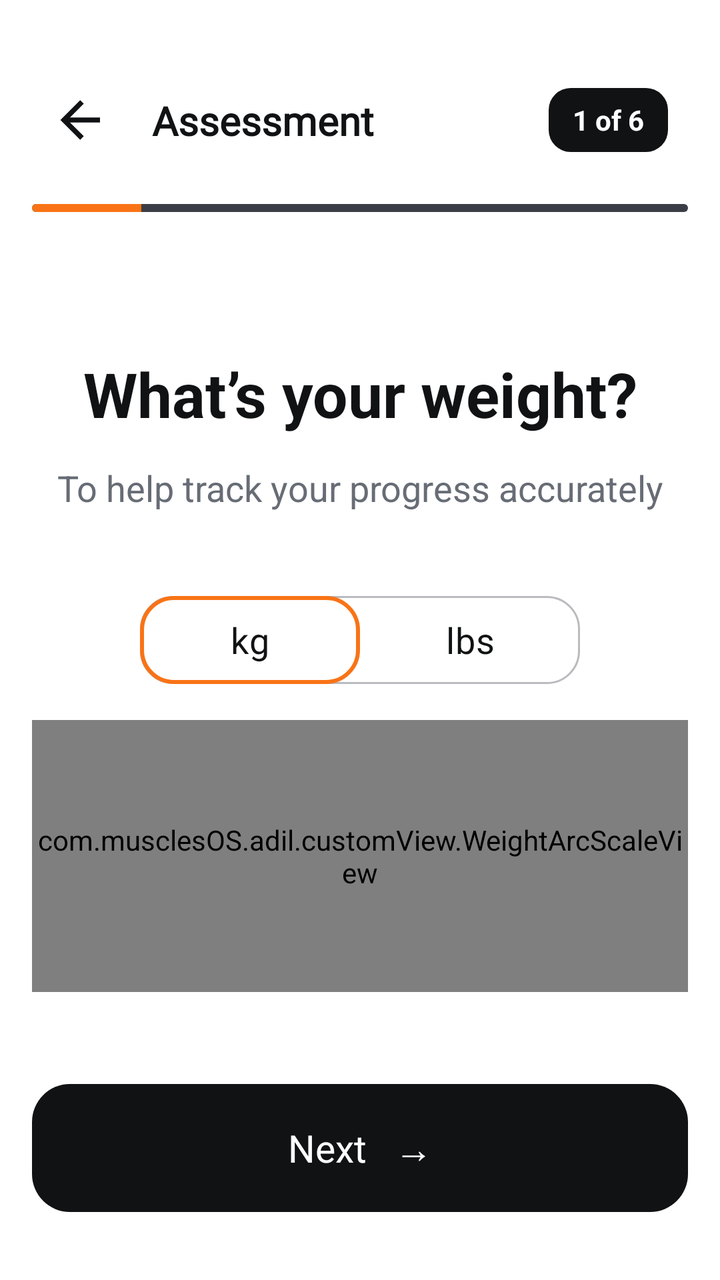
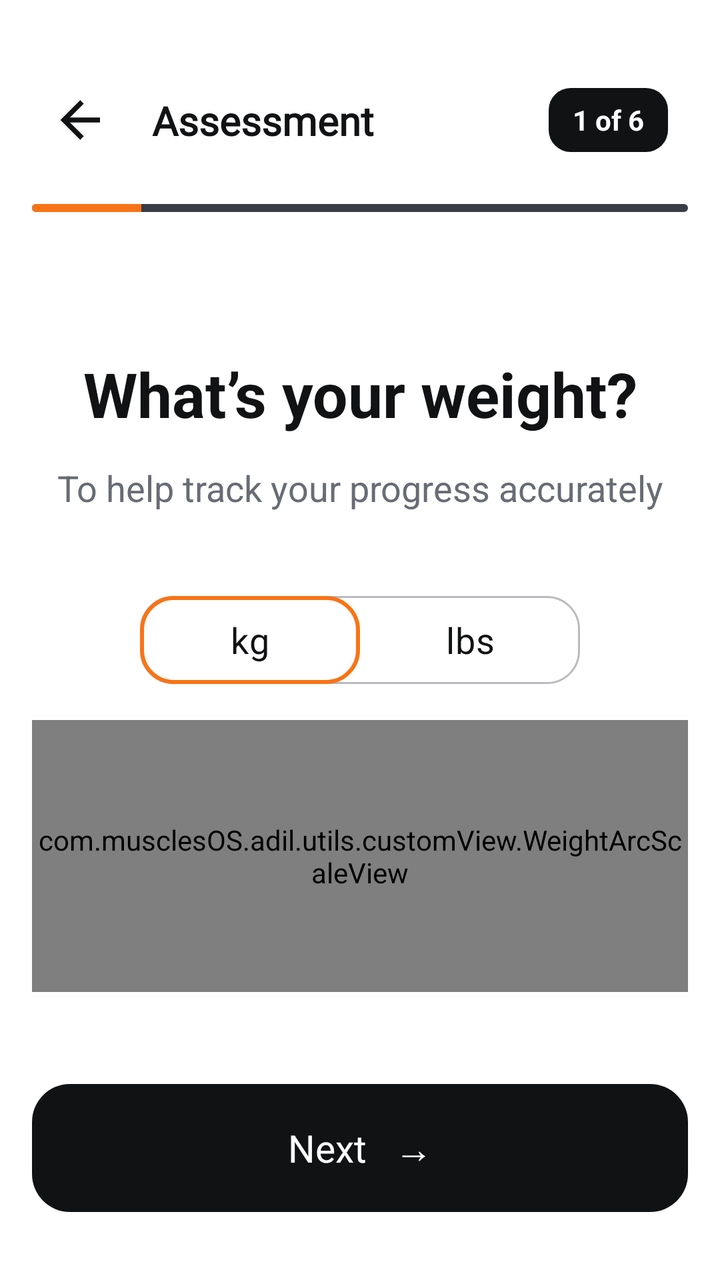

An Android layout rendered at two revisions. The XML below is the earlier revision; the diff shows what the commit changed to produce the second picture.
<!-- AndroidManifest.xml: application theme Theme.MuscleOS -->
<!-- res/layout/fragment_weight.xml -->
<?xml version="1.0" encoding="utf-8"?>
<androidx.constraintlayout.widget.ConstraintLayout xmlns:android="http://schemas.android.com/apk/res/android"
    xmlns:app="http://schemas.android.com/apk/res-auto"
    android:layout_width="match_parent"
    android:layout_height="match_parent"
    android:background="@color/bg_main"
    android:paddingHorizontal="16dp">

    <include
        android:id="@+id/header"
        layout="@layout/onboarding_measurement_header" />

    <TextView
        android:id="@+id/title"
        android:layout_width="0dp"
        android:layout_height="wrap_content"
        android:layout_marginTop="54dp"
        android:gravity="center"
        android:text="What’s your weight?"
        android:textColor="@color/text_main"
        android:textSize="31sp"
        android:textStyle="bold"
        app:layout_constraintEnd_toEndOf="parent"
        app:layout_constraintStart_toStartOf="parent"
        app:layout_constraintTop_toBottomOf="@id/header" />

    <TextView
        android:id="@+id/subtitle"
        android:layout_width="wrap_content"
        android:layout_height="wrap_content"
        android:layout_marginTop="14dp"
        android:text="To help track your progress accurately"
        android:textColor="@color/text_hint"
        android:textSize="18sp"
        app:layout_constraintEnd_toEndOf="parent"
        app:layout_constraintStart_toStartOf="parent"
        app:layout_constraintTop_toBottomOf="@id/title" />

    <RadioGroup
        android:id="@+id/unitGroup"
        android:layout_width="220dp"
        android:layout_height="44dp"
        android:layout_marginTop="42dp"
        android:background="@drawable/bg_measurement_toggle"
        android:orientation="horizontal"
        app:layout_constraintEnd_toEndOf="parent"
        app:layout_constraintStart_toStartOf="parent"
        app:layout_constraintTop_toBottomOf="@id/subtitle">

        <RadioButton
            android:id="@+id/kg"
            android:layout_width="0dp"
            android:layout_height="match_parent"
            android:layout_weight="1"
            android:background="@drawable/bg_measurement_toggle_selected"
            android:button="@null"
            android:checked="true"
            android:gravity="center"
            android:text="kg"
            android:textColor="@color/text_main"
            android:textSize="18sp" />

        <RadioButton
            android:id="@+id/lbs"
            android:layout_width="0dp"
            android:layout_height="match_parent"
            android:layout_weight="1"
            android:background="@android:color/transparent"
            android:button="@null"
            android:gravity="center"
            android:text="lbs"
            android:textColor="@color/text_main"
            android:textSize="18sp" />
    </RadioGroup>

    <TextView
        android:id="@+id/weightValue"
        android:layout_width="1dp"
        android:layout_height="1dp"
        android:visibility="gone" />

    <com.musclesOS.adil.customView.WeightArcScaleView
        android:id="@+id/weightScale"
        android:layout_width="0dp"
        android:layout_height="0dp"
        android:layout_marginTop="18dp"
        android:layout_marginBottom="46dp"
        app:layout_constraintBottom_toTopOf="@id/button3"
        app:layout_constraintEnd_toEndOf="parent"
        app:layout_constraintStart_toStartOf="parent"
        app:layout_constraintTop_toBottomOf="@id/unitGroup" />

    <TextView
        android:id="@+id/hint"
        android:layout_width="1dp"
        android:layout_height="1dp"
        android:visibility="gone" />

    <TextView
        android:id="@+id/button3"
        android:layout_width="0dp"
        android:layout_height="64dp"
        android:layout_marginBottom="34dp"
        android:background="@drawable/bg_onboarding_button"
        android:gravity="center"
        android:text="Next   →"
        android:textColor="@color/btn_text"
        android:textSize="19sp"
        app:layout_constraintBottom_toBottomOf="parent"
        app:layout_constraintEnd_toEndOf="parent"
        app:layout_constraintStart_toStartOf="parent" />
</androidx.constraintlayout.widget.ConstraintLayout>
<!-- res/layout/onboarding_measurement_header.xml (included above) -->
<?xml version="1.0" encoding="utf-8"?>
<androidx.constraintlayout.widget.ConstraintLayout xmlns:android="http://schemas.android.com/apk/res/android"
    xmlns:app="http://schemas.android.com/apk/res-auto"
    android:layout_width="match_parent"
    android:layout_height="wrap_content"
    android:paddingBottom="16dp">

    <ImageButton
        android:id="@+id/backButton"
        android:layout_width="48dp"
        android:layout_height="48dp"
        android:layout_marginTop="36dp"
        android:background="@android:color/transparent"
        android:contentDescription="Back"
        android:padding="10dp"
        android:rotation="180"
        android:src="@drawable/ic_arrow_right"
        app:layout_constraintStart_toStartOf="parent"
        app:layout_constraintTop_toTopOf="parent"
        app:tint="@color/text_main" />

    <TextView
        android:id="@+id/assessmentTitle"
        android:layout_width="wrap_content"
        android:layout_height="wrap_content"
        android:layout_marginStart="12dp"
        android:fontFamily="@font/work_sans"
        android:text="Assessment"
        android:textColor="@color/text_main"
        android:textSize="20sp"
        android:textStyle="bold"
        app:layout_constraintBottom_toBottomOf="@id/backButton"
        app:layout_constraintStart_toEndOf="@id/backButton"
        app:layout_constraintTop_toTopOf="@id/backButton" />


    <TextView
        android:id="@+id/progressTag"
        android:layout_width="wrap_content"
        android:layout_height="32dp"
        android:background="@drawable/bg_onboarding_tag"
        android:gravity="center"
        android:paddingHorizontal="12dp"
        android:text="1 of 6"
        android:layout_marginEnd="10dp"
        android:textColor="@color/tag_text"
        android:textSize="14sp"
        android:textStyle="bold"
        app:layout_constraintBottom_toBottomOf="@id/backButton"
        app:layout_constraintEnd_toEndOf="parent"
        app:layout_constraintTop_toTopOf="@id/backButton" />

    
    <ProgressBar
        android:id="@+id/progressBar"
        style="@android:style/Widget.ProgressBar.Horizontal"
        android:layout_width="0dp"
        android:layout_height="4dp"
        android:layout_marginTop="18dp"
        android:max="600"
        android:progress="100"
        android:progressDrawable="@drawable/bg_onboarding_progress"
        app:layout_constraintEnd_toEndOf="parent"
        app:layout_constraintStart_toStartOf="parent"
        app:layout_constraintTop_toBottomOf="@id/backButton" />

</androidx.constraintlayout.widget.ConstraintLayout>
<!-- resources referenced by this layout -->
<resources>
  <color name="bg_main">#FFFFFF</color>
  <color name="btn_text">#FFFFFF</color>
  <color name="tag_text">#FFFFFF</color>
  <color name="text_hint">#676C75</color>
  <color name="text_main">#111214</color>
  <!-- drawable bg_measurement_toggle (drawable) -->
  <?xml version="1.0" encoding="utf-8"?>
  <shape xmlns:android="http://schemas.android.com/apk/res/android" android:shape="rectangle"><solid android:color="@android:color/transparent"/><stroke android:width="1dp" android:color="@color/social_stroke"/><corners android:radius="16dp"/></shape>
  <!-- drawable bg_measurement_toggle_selected (drawable) -->
  <?xml version="1.0" encoding="utf-8"?>
  <shape xmlns:android="http://schemas.android.com/apk/res/android" android:shape="rectangle"><solid android:color="@android:color/transparent"/><stroke android:width="2dp" android:color="@color/orange_primary"/><corners android:radius="16dp"/></shape>
  <!-- drawable bg_onboarding_button (drawable) -->
  <?xml version="1.0" encoding="utf-8"?>
  <shape xmlns:android="http://schemas.android.com/apk/res/android" android:shape="rectangle">
      <solid android:color="@color/btn_bg" />
      <corners android:radius="19dp" />
  </shape>
  <!-- drawable bg_onboarding_progress (drawable) -->
  <?xml version="1.0" encoding="utf-8"?>
  <layer-list xmlns:android="http://schemas.android.com/apk/res/android">
      <item android:id="@android:id/background">
          <shape>
              <corners android:radius="2dp" />
              <solid android:color="@color/premium_line" />
          </shape>
      </item>
      <item android:id="@android:id/progress">
          <clip>
              <shape>
                  <corners android:radius="2dp" />
                  <solid android:color="@color/orange_primary" />
              </shape>
          </clip>
      </item>
  </layer-list>
  <!-- drawable bg_onboarding_tag (drawable) -->
  <?xml version="1.0" encoding="utf-8"?>
  <shape xmlns:android="http://schemas.android.com/apk/res/android" android:shape="rectangle">
      <solid android:color="@color/tag_bg" />
      <corners android:radius="11dp" />
  </shape>
  <!-- drawable ic_arrow_right (drawable) -->
  <?xml version="1.0" encoding="utf-8"?>
  <vector xmlns:android="http://schemas.android.com/apk/res/android"
      android:width="30dp"
      android:height="30dp"
      android:viewportWidth="24"
      android:viewportHeight="24"
      android:tint="#FFFFFF">
      <path
          android:fillColor="#FFFFFF"
          android:pathData="M4,11v2h12l-5.5,5.5l1.42,1.42L19.84,12l-7.92,-7.92L10.5,5.5L16,11H4z" />
  </vector>
  <style name="Theme.MuscleOS" parent="Base.Theme.MuscleOS" />
  <color name="social_stroke">#BABBBE</color>
  <color name="orange_primary">#F97316</color>
  <color name="btn_bg">#111214</color>
  <color name="premium_line">#3A3D46</color>
  <color name="tag_bg">#111214</color>
  <style name="Base.Theme.MuscleOS" parent="Theme.Material3.DayNight.NoActionBar">
          <item name="colorPrimary">@color/orange_vibrant</item>
          <item name="colorOnPrimary">@color/white</item>
          <item name="colorAccent">@color/orange_primary</item>
          <item name="android:colorAccent">@color/orange_primary</item>
          <item name="android:windowBackground">@color/bg_main</item>
          <item name="colorSurface">@color/bg_main</item>
          <item name="android:textColorPrimary">@color/text_main</item>
  
          <item name="colorSecondary">@color/orange_vibrant</item>
          <item name="colorOnSecondary">@color/white</item>
  
          <item name="colorTertiary">@color/orange_vibrant</item>
  
          <item name="colorControlActivated">@color/orange_primary</item>
          <item name="android:textColorHighlight">#33F97316</item>
      </style>
  <color name="orange_vibrant">#FF6B35</color>
  <color name="white">#FFFFFFFF</color>
</resources>

<!-- the commit's change to res/layout/fragment_weight.xml (unified diff, before → after) -->
@@ -77,9 +77,12 @@
         android:id="@+id/weightValue"
         android:layout_width="1dp"
         android:layout_height="1dp"
-        android:visibility="gone" />
+        android:visibility="gone"
+        app:layout_constraintTop_toTopOf="parent"
+        app:layout_constraintStart_toStartOf="parent"
+        app:layout_constraintEnd_toEndOf="parent" />
 
-    <com.musclesOS.adil.customView.WeightArcScaleView
+    <com.musclesOS.adil.utils.customView.WeightArcScaleView
         android:id="@+id/weightScale"
         android:layout_width="0dp"
         android:layout_height="0dp"
@@ -94,7 +97,10 @@
         android:id="@+id/hint"
         android:layout_width="1dp"
         android:layout_height="1dp"
-        android:visibility="gone" />
+        android:visibility="gone"
+        app:layout_constraintTop_toTopOf="parent"
+        app:layout_constraintStart_toStartOf="parent"
+        app:layout_constraintEnd_toEndOf="parent" />
 
     <TextView
         android:id="@+id/button3"
